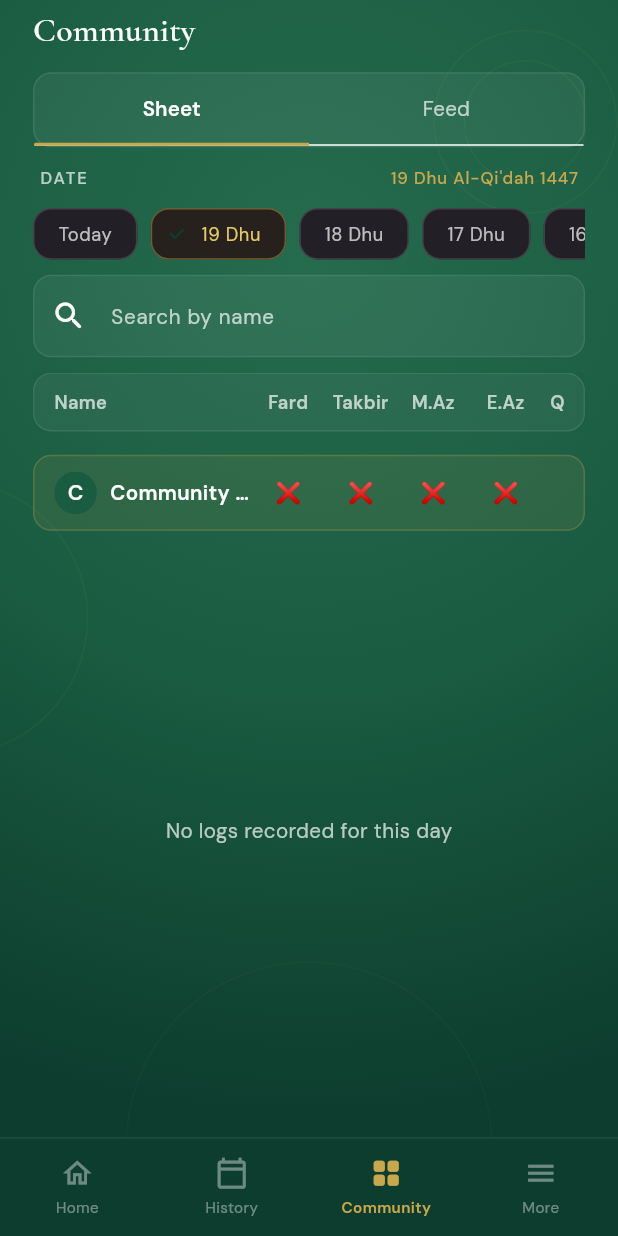
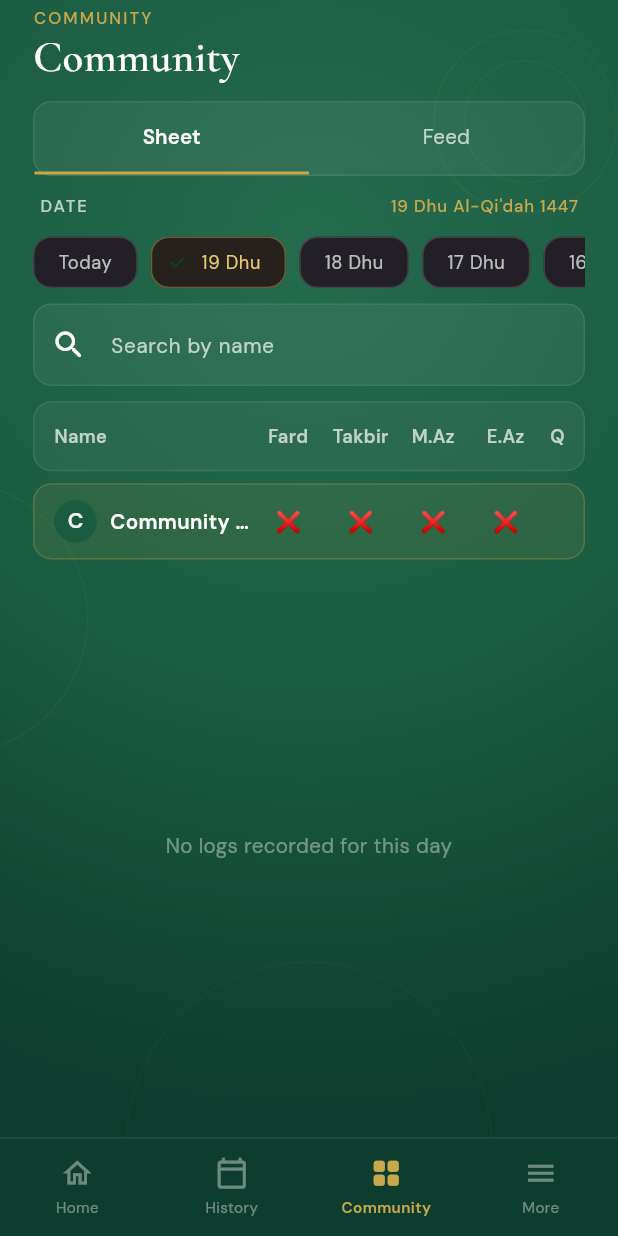
Before and after one commit to Iamsakeeb10/amol-tracker-flutter, a Flutter app: the CommunityScreen screen opened by its route, after a tap on an icon or button, on a phone screen of 412 x 824 dp. Run offline on Flutter 3.47's test engine with Material 3 defaults, Android fonts, the phone set to English and light mode, and no system bars; our stand-ins replace cloud_firestore, connectivity_plus, firebase_auth, firebase_core, flutter_local_notifications, flutter_riverpod and 8 more; accounts and stored records are empty.

```diff
--- a/lib/core/services/firestore_service.dart
+++ b/lib/core/services/firestore_service.dart
@@ -127,10 +127,13 @@ class FirestoreService {
   Stream<List<AmalLogModel>> communityDayStream(String hijriDate) {
     return _amalLogs
         .where('hijriDate', isEqualTo: hijriDate)
-        .orderBy('score', descending: true)
-        .limit(_communityPageSize)
         .snapshots()
-        .map((snap) => snap.docs.map(AmalLogModel.fromDoc).toList());
+        .map((snap) {
+          final rows = snap.docs.map(AmalLogModel.fromDoc).toList()
+            ..sort((a, b) => b.score.compareTo(a.score));
+          if (rows.length <= _communityPageSize) return rows;
+          return rows.take(_communityPageSize).toList();
+        });
   }
 
   /// One-time paginated fetch of submitted logs for a Hijri day.
@@ -139,6 +142,7 @@ class FirestoreService {
     String hijriDate, {
     DocumentSnapshot<Map<String, dynamic>>? startAfter,
   }) async {
+    try {
       var query = _amalLogs
           .where('hijriDate', isEqualTo: hijriDate)
           .orderBy('score', descending: true)
@@ -150,6 +154,27 @@ class FirestoreService {
       final rows = snap.docs.map(AmalLogModel.fromDoc).toList();
       final lastDoc = snap.docs.isNotEmpty ? snap.docs.last : null;
       return (rows: rows, lastDoc: lastDoc);
+    } on FirebaseException {
+      // Index fallback: query by date only, sort client-side, then paginate locally.
+      final snap = await _amalLogs.where('hijriDate', isEqualTo: hijriDate).get();
+      final docs = snap.docs.toList()
+        ..sort((a, b) {
+          final aScore = (a.data()['score'] as num?)?.toInt() ?? 0;
+          final bScore = (b.data()['score'] as num?)?.toInt() ?? 0;
+          return bScore.compareTo(aScore);
+        });
+
+      var start = 0;
+      if (startAfter != null) {
+        final idx = docs.indexWhere((d) => d.id == startAfter.id);
+        if (idx >= 0) start = idx + 1;
+      }
+      final end = (start + _communityPageSize).clamp(0, docs.length);
+      final pageDocs = docs.sublist(start, end);
+      final rows = pageDocs.map(AmalLogModel.fromDoc).toList();
+      final lastDoc = pageDocs.isNotEmpty ? pageDocs.last : null;
+      return (rows: rows, lastDoc: lastDoc);
+    }
   }
 
   /// Real-time activity feed in reverse chronological order.
--- a/lib/features/community/presentation/screens/community_screen.dart
+++ b/lib/features/community/presentation/screens/community_screen.dart
@@ -4,6 +4,7 @@ import 'package:flutter_riverpod/flutter_riverpod.dart';
 import 'package:flutter_screenutil/flutter_screenutil.dart';
 import 'package:go_router/go_router.dart';
 import 'package:hijri/hijri_calendar.dart';
+import 'package:shimmer/shimmer.dart';
 
 import '../../../../core/router/routes.dart';
 import '../../../../core/theme/colors.dart';
@@ -15,6 +16,7 @@ import '../../../../providers/amal_provider.dart';
 import '../../../../providers/auth_provider.dart';
 import '../../../../providers/community_provider.dart';
 import '../../../../shared/widgets/app_scaffold.dart';
+import '../../../../shared/widgets/card_container.dart';
 import '../../../../shared/widgets/community_row_card.dart';
 import '../../../../shared/widgets/section_header.dart';
 
@@ -84,7 +86,12 @@ class _CommunityScreenState extends ConsumerState<CommunityScreen> {
         child: Column(
           crossAxisAlignment: CrossAxisAlignment.start,
           children: [
-            Text('Community', style: AppTextStyles.headlineLarge(context)),
+            Text(
+              'COMMUNITY',
+              style: AppTextStyles.label(context).copyWith(color: AppColors.gold),
+            ),
+            SizedBox(height: 2.h),
+            Text('Community', style: AppTextStyles.displayMedium(context)),
             SizedBox(height: 12.h),
             Container(
               decoration: BoxDecoration(
@@ -93,7 +100,10 @@ class _CommunityScreenState extends ConsumerState<CommunityScreen> {
                 borderRadius: BorderRadius.circular(AppRadius.md.r),
               ),
               child: TabBar(
+                dividerColor: Colors.transparent,
+                indicatorColor: AppColors.gold,
                 indicatorSize: TabBarIndicatorSize.tab,
+                splashBorderRadius: BorderRadius.circular(AppRadius.md.r),
                 labelStyle: AppTextStyles.bodyMedium(
                   context,
                 ).copyWith(color: AppColors.textPrimary, fontWeight: FontWeight.w600),
@@ -114,19 +124,23 @@ class _CommunityScreenState extends ConsumerState<CommunityScreen> {
                           false)
                         Padding(
                           padding: EdgeInsets.only(bottom: 10.h),
-                          child: Container(
-                            width: double.infinity,
-                            padding: EdgeInsets.symmetric(horizontal: 12.w, vertical: 8.h),
-                            decoration: BoxDecoration(
-                              color: AppColors.warningLight,
-                              borderRadius: BorderRadius.circular(AppRadius.md.r),
-                              border: Border.all(color: AppColors.warning),
-                            ),
+                          child: CardContainer(
+                            color: AppColors.warningLight.withValues(alpha: 0.35),
+                            borderColor: AppColors.warning.withValues(alpha: 0.5),
+                            child: Row(
+                              children: [
+                                Icon(Icons.wifi_off, color: AppColors.warning, size: 18.r),
+                                SizedBox(width: 8.w),
+                                Expanded(
                                   child: Text(
-                              'You are offline. Showing latest available data.',
+                                    'Offline — showing latest available data.',
                                     style: AppTextStyles.bodySmall(context).copyWith(
                                       color: AppColors.textPrimary,
+                                      fontSize: 11.sp,
                                     ),
+                                  ),
+                                ),
+                              ],
                             ),
                           ),
                         ),
@@ -212,6 +226,18 @@ class _CommunityScreenState extends ConsumerState<CommunityScreen> {
                                             if (ownRow == null && state.isToday)
                                               Padding(
                                                 padding: EdgeInsets.only(top: 8.h),
+                                                child: CardContainer(
+                                                  color: AppColors.goldCard,
+                                                  borderColor: AppColors.goldBorder,
+                                                  child: Row(
+                                                    children: [
+                                                      Icon(
+                                                        Icons.schedule_outlined,
+                                                        color: AppColors.gold,
+                                                        size: 16.r,
+                                                      ),
+                                                      SizedBox(width: 10.w),
+                                                      Expanded(
                                                         child: Text(
                                                           'Log today to appear here',
                                                           style: AppTextStyles.bodySmall(context),
@@ -221,13 +247,23 @@ class _CommunityScreenState extends ConsumerState<CommunityScreen> {
                                                   ),
                                                 ),
                                               ),
+                                          ],
+                                        ),
+                                      ),
+                                    ),
                                   if (otherRows.isEmpty)
                                     SliverFillRemaining(
                                       hasScrollBody: false,
+                                      child: Padding(
+                                        padding: EdgeInsets.symmetric(vertical: 16.h),
                                         child: Center(
                                           child: Text(
                                             'No logs recorded for this day',
-                                          style: AppTextStyles.bodyMedium(context),
+                                            textAlign: TextAlign.center,
+                                            style: AppTextStyles.bodyMedium(
+                                              context,
+                                            ).copyWith(color: AppColors.textMuted),
+                                          ),
                                         ),
                                       ),
                                     )
@@ -253,7 +289,7 @@ class _CommunityScreenState extends ConsumerState<CommunityScreen> {
                                       padding: EdgeInsets.only(top: 12.h, bottom: 20.h),
                                       child: Center(
                                         child: state.isLoadingMore
-                                            ? const CircularProgressIndicator()
+                                            ? CircularProgressIndicator(color: AppColors.gold)
                                             : (!state.hasMore
                                                   ? Text(
                                                       'No more rows',
@@ -290,16 +326,19 @@ class _ActivityFeedTab extends ConsumerWidget {
       error: (_, _) => Center(
         child: Text(
           'Unable to load activity feed.',
-          style: AppTextStyles.bodyMedium(context),
+          style: AppTextStyles.bodyMedium(context).copyWith(color: AppColors.textMuted),
         ),
       ),
       data: (items) {
         if (items.isEmpty) {
           return Center(
+            child: Padding(
+              padding: EdgeInsets.symmetric(vertical: 16.h),
               child: Text(
                 'No activity yet. Community updates will appear here.',
                 textAlign: TextAlign.center,
-              style: AppTextStyles.bodyMedium(context),
+                style: AppTextStyles.bodyMedium(context).copyWith(color: AppColors.textMuted),
+                              ),
             ),
           );
         }
@@ -325,20 +364,8 @@ class _FeedItemCard extends StatelessWidget {
   @override
   Widget build(BuildContext context) {
     final icon = _iconForType(item.type);
-    return InkWell(
-      borderRadius: BorderRadius.circular(AppRadius.md.r),
-      onTap: item.type == 'dua'
-          ? () => context.push(AppRoutes.notifications)
-          : null,
-      child: Container(
-        width: double.infinity,
-        padding: EdgeInsets.symmetric(horizontal: 12.w, vertical: 12.h),
-        decoration: BoxDecoration(
-          color: AppColors.cardDark,
-          borderRadius: BorderRadius.circular(AppRadius.md.r),
-          border: Border.all(color: AppColors.cardBorder),
-        ),
-        child: Row(
+    final onTap = item.type == 'dua' ? () => context.push(AppRoutes.notifications) : null;
+    final row = Row(
       crossAxisAlignment: CrossAxisAlignment.start,
       children: [
         Container(
@@ -372,8 +399,18 @@ class _FeedItemCard extends StatelessWidget {
           ),
         ),
       ],
-        ),
-      ),
+    );
+    if (item.type == 'dua') {
+      return CardContainer.gold(
+        onTap: onTap,
+        padding: EdgeInsets.symmetric(horizontal: 12.w, vertical: 12.h),
+        child: row,
+      );
+    }
+    return CardContainer(
+      onTap: onTap,
+      padding: EdgeInsets.symmetric(horizontal: 12.w, vertical: 12.h),
+      child: row,
     );
   }
 
@@ -464,7 +501,10 @@ class _StickyHeaderDelegate extends SliverPersistentHeaderDelegate {
     double shrinkOffset,
     bool overlapsContent,
   ) {
-    return ColoredBox(color: AppColors.emeraldMid.withValues(alpha: 0.35), child: child);
+    return ColoredBox(
+      color: AppColors.emeraldMid.withValues(alpha: 0.35),
+      child: SizedBox.expand(child: child),
+    );
   }
 
   @override
@@ -486,15 +526,18 @@ class _FeedLoadingState extends StatelessWidget {
 
   @override
   Widget build(BuildContext context) {
-    return ListView.separated(
+    return Shimmer.fromColors(
+      baseColor: AppColors.cardDark,
+      highlightColor: AppColors.emeraldMid.withValues(alpha: 0.35),
+      child: ListView.separated(
         itemCount: 5,
         separatorBuilder: (_, _) => SizedBox(height: 8.h),
         itemBuilder: (_, index) => Container(
           height: 74.h,
           decoration: BoxDecoration(
-          color: AppColors.cardDark,
+            color: Colors.white,
             borderRadius: BorderRadius.circular(AppRadius.md.r),
-          border: Border.all(color: AppColors.cardBorder),
+          ),
         ),
       ),
     );
@@ -506,15 +549,18 @@ class _SheetLoadingShimmer extends StatelessWidget {
 
   @override
   Widget build(BuildContext context) {
-    return ListView.separated(
+    return Shimmer.fromColors(
+      baseColor: AppColors.cardDark,
+      highlightColor: AppColors.emeraldMid.withValues(alpha: 0.35),
+      child: ListView.separated(
         itemCount: 6,
         separatorBuilder: (_, _) => SizedBox(height: 8.h),
         itemBuilder: (_, index) => Container(
           height: 46.h,
           decoration: BoxDecoration(
-          color: AppColors.cardDark,
+            color: Colors.white,
             borderRadius: BorderRadius.circular(AppRadius.md.r),
-          border: Border.all(color: AppColors.cardBorder),
+          ),
         ),
       ),
     );
```
Lines whose indentation alone changed are shown as unchanged.
